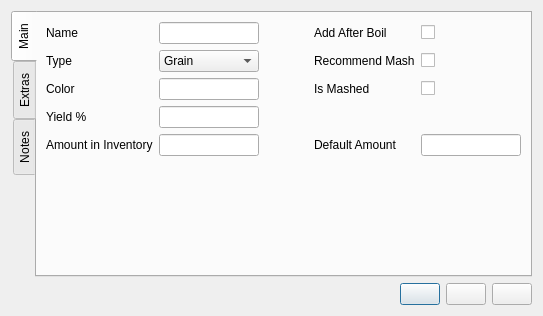
First picture: the form in ui/fermentableEditor.ui, repository Brewken/brewken, before the edit.
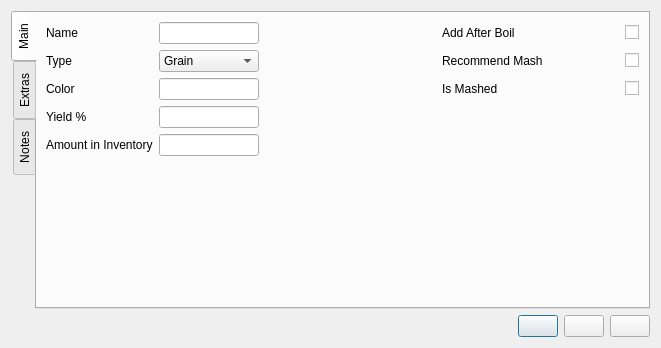
Second picture: the form after the edit. Icons and pictures are not drawn. Custom widgets are drawn as their Qt base class.

Commit message: Remove Default Amount field from several editors

Diff of the .ui file:
```diff
--- a/ui/fermentableEditor.ui
+++ b/ui/fermentableEditor.ui
@@ -6,8 +6,8 @@
    <rect>
     <x>0</x>
     <y>0</y>
-    <width>543</width>
-    <height>316</height>
+    <width>661</width>
+    <height>348</height>
    </rect>
   </property>
   <property name="windowTitle">
@@ -346,44 +346,6 @@
          </property>
         </widget>
        </item>
-       <item row="7" column="3">
-        <widget class="BtMassLabel" name="label_amount">
-         <property name="contextMenuPolicy">
-          <enum>Qt::CustomContextMenu</enum>
-         </property>
-         <property name="toolTip">
-          <string>Required</string>
-         </property>
-         <property name="text">
-          <string>Default Amount</string>
-         </property>
-         <property name="buddy">
-          <cstring>lineEdit_amount</cstring>
-         </property>
-        </widget>
-       </item>
-       <item row="7" column="4">
-        <widget class="BtMassEdit" name="lineEdit_amount">
-         <property name="sizePolicy">
-          <sizepolicy hsizetype="Maximum" vsizetype="Fixed">
-           <horstretch>0</horstretch>
-           <verstretch>0</verstretch>
-          </sizepolicy>
-         </property>
-         <property name="maximumSize">
-          <size>
-           <width>100</width>
-           <height>16777215</height>
-          </size>
-         </property>
-         <property name="toolTip">
-          <string>Amount</string>
-         </property>
-         <property name="editField" stdset="0">
-          <string notr="true">amount_kg</string>
-         </property>
-        </widget>
-       </item>
       </layout>
      </widget>
      <widget class="QWidget" name="tab_extras">
```
Left out of the diff: 17 changed lines with no effect on the pictures. The commit also changes 7 other files.
